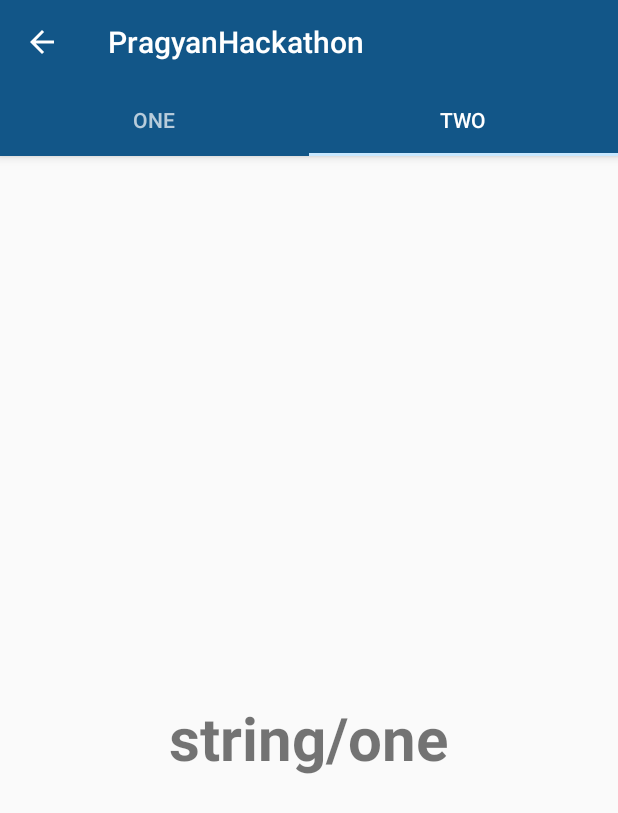
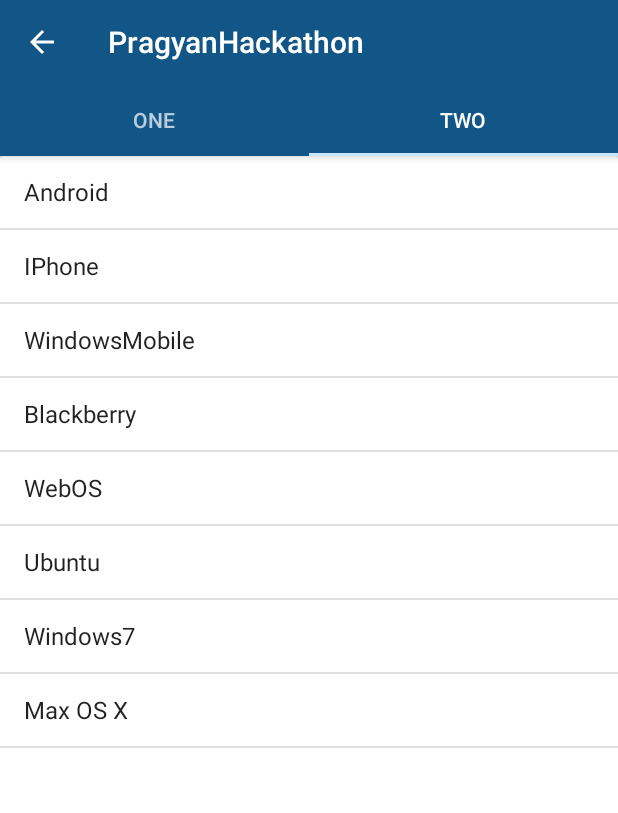
Before and after one commit to vishnugt/Pragyan-Hackathon-App, an Android app: the screen it shows after launch (MainActivity), tab 2 chosen, on a phone screen of 412 x 824 dp. Shown: the top 813 px of the screen. Run offline under Robolectric (Android 15) with nearby library versions, the phone set to English and light mode, and no system bars.

Commit message:
2.25 PM Second Fragment Done

```diff
--- a/app/build.gradle
+++ b/app/build.gradle
@@ -4,6 +4,7 @@
     compileSdkVersion 25
     buildToolsVersion "25.0.1"
     defaultConfig {
+        multiDexEnabled true
         applicationId "com.npincomplete.pragyanhackathon"
         minSdkVersion 15
         targetSdkVersion 25
@@ -27,4 +28,7 @@
     compile 'com.android.support:appcompat-v7:25.0.1'
     testCompile 'junit:junit:4.12'
     compile 'com.android.support:design:25.0.1'
+    compile 'com.google.android.gms:play-services:10.0.1'
+    compile 'com.android.support:cardview-v7:25.0.+'
+
 }
--- a/app/src/main/java/com/npincomplete/pragyanhackathon/MainActivity.java
+++ b/app/src/main/java/com/npincomplete/pragyanhackathon/MainActivity.java
@@ -1,6 +1,10 @@
 package com.npincomplete.pragyanhackathon;
 
+import android.content.Context;
+import android.net.ConnectivityManager;
+import android.os.Build;
 import android.os.Bundle;
+import android.provider.Settings;
 import android.support.design.widget.TabLayout;
 import android.support.v4.app.Fragment;
 import android.support.v4.app.FragmentManager;
@@ -8,6 +12,8 @@
 import android.support.v4.view.ViewPager;
 import android.support.v7.app.AppCompatActivity;
 import android.support.v7.widget.Toolbar;
+import android.text.TextUtils;
+import android.widget.Toast;
 
 import java.util.ArrayList;
 import java.util.List;
@@ -19,10 +25,43 @@
     private TabLayout tabLayout;
     private ViewPager viewPager;
 
+
+
+    public static boolean isLocationEnabled(Context context) {
+        int locationMode = 0;
+        String locationProviders;
+        if (Build.VERSION.SDK_INT >= Build.VERSION_CODES.KITKAT) {
+            try {
+                locationMode = Settings.Secure.getInt(context.getContentResolver(), Settings.Secure.LOCATION_MODE);
+
+            } catch (Settings.SettingNotFoundException e) {
+                e.printStackTrace();
+            }
+            return locationMode != Settings.Secure.LOCATION_MODE_OFF;
+        } else {
+            locationProviders = Settings.Secure.getString(context.getContentResolver(), Settings.Secure.LOCATION_PROVIDERS_ALLOWED);
+            return !TextUtils.isEmpty(locationProviders);
+        }
+
+
+    }
+
+    private boolean isNetworkConnected() {
+        ConnectivityManager cm = (ConnectivityManager) getSystemService(Context.CONNECTIVITY_SERVICE);
+        return cm.getActiveNetworkInfo() != null;
+    }
+
     @Override
     protected void onCreate(Bundle savedInstanceState) {
         super.onCreate(savedInstanceState);
         setContentView(R.layout.activity_main);
+        if(!(isLocationEnabled(this) || isNetworkConnected() ) )
+        {
+            Toast.makeText(this, "Please Enable GPS and Data and Try again", Toast.LENGTH_SHORT).show();
+            //this.finish();
+            System.exit(0);
+        }
+
 
         toolbar = (Toolbar) findViewById(R.id.toolbar);
         setSupportActionBar(toolbar);
--- a/app/src/main/java/com/npincomplete/pragyanhackathon/OneFragment.java
+++ b/app/src/main/java/com/npincomplete/pragyanhackathon/OneFragment.java
@@ -2,6 +2,7 @@
 
 import android.os.Bundle;
 import android.support.v4.app.Fragment;
+import android.support.v4.app.ListFragment;
 import android.view.LayoutInflater;
 import android.view.View;
 import android.view.ViewGroup;
@@ -10,10 +11,9 @@
  * Created by Meliodas on 09/12/2016.
  */
 
-public class OneFragment extends Fragment {
+public class OneFragment extends android.support.v4.app.Fragment {
 
     public OneFragment() {
-        // Required empty public constructor
     }
 
     @Override
--- a/app/src/main/java/com/npincomplete/pragyanhackathon/TwoFragment.java
+++ b/app/src/main/java/com/npincomplete/pragyanhackathon/TwoFragment.java
@@ -1,31 +1,69 @@
 package com.npincomplete.pragyanhackathon;
 
+
+import android.support.v4.app.Fragment;
+import android.app.Activity;
+import android.support.v4.app.ListFragment;
+import android.content.Intent;
 import android.os.Bundle;
 import android.support.v4.app.Fragment;
+import android.util.Log;
 import android.view.LayoutInflater;
 import android.view.View;
 import android.view.ViewGroup;
+import android.widget.AdapterView;
+import android.widget.ArrayAdapter;
+import android.widget.ListView;
+import android.widget.Toast;
+
+import java.util.List;
 
 /**
  * Created by Meliodas on 09/12/2016.
  */
 
-public class TwoFragment extends Fragment {
+public class TwoFragment extends ListFragment implements AdapterView.OnItemClickListener {
+
+    ListView listView ;
 
     public TwoFragment() {
-        // Required empty public constructor
     }
 
     @Override
     public void onCreate(Bundle savedInstanceState) {
         super.onCreate(savedInstanceState);
+
+    }
+
+    String[] stringarray = {"Android","IPhone","WindowsMobile","Blackberry",
+            "WebOS","Ubuntu","Windows7","Max OS X"};
+
+    @Override
+    public View onCreateView(LayoutInflater inflater, ViewGroup container, Bundle savedInstanceState)
+    {
+
+
+        View view = inflater.inflate(R.layout.fragment_two, container, false);
+        listView = (ListView) view.findViewById(android.R.id.list);
+        return view;
     }
 
     @Override
-    public View onCreateView(LayoutInflater inflater, ViewGroup container,
-                             Bundle savedInstanceState) {
-        // Inflate the layout for this fragment
-        return inflater.inflate(R.layout.fragment_one, container, false);
+    public void onActivityCreated(Bundle savedInstanceState) {
+        super.onActivityCreated(savedInstanceState);
+        //ArrayAdapter adapter = ArrayAdapter.createFromResource(getActivity(), R.array.Planets, android.R.layout.simple_list_item_1);
+        ArrayAdapter adapter = new ArrayAdapter(getActivity(), android.R.layout.simple_list_item_1, stringarray);
+        listView.setAdapter(adapter);
+        setListAdapter(adapter);
+        getListView().setOnItemClickListener(this);
     }
 
+
+
+    @Override
+    public void onItemClick(AdapterView<?> parent, View view, int position,long id) {
+        Toast.makeText(getActivity(), "Item: " + position, Toast.LENGTH_SHORT).show();
+    }
+
+
 }
--- a/app/src/main/res/layout/fragment_one.xml
+++ b/app/src/main/res/layout/fragment_one.xml
@@ -1,4 +1,4 @@
-<RelativeLayout xmlns:android="http://schemas.android.com/apk/res/android"
+<FrameLayout xmlns:android="http://schemas.android.com/apk/res/android"
     xmlns:tools="http://schemas.android.com/tools"
     android:layout_width="match_parent"
     android:layout_height="match_parent"
@@ -10,6 +10,8 @@
         android:text="string/one"
         android:textSize="40dp"
         android:textStyle="bold"
-        android:layout_centerInParent="true"/>
+        android:layout_centerInParent="true"
+        android:layout_weight="1"/>
 
-</RelativeLayout>
+
+</FrameLayout>
--- /dev/null
+++ b/app/src/main/res/layout/fragment_two.xml
@@ -0,0 +1,14 @@
+
+<android.support.v7.widget.CardView xmlns:android="http://schemas.android.com/apk/res/android"
+    android:id="@+id/card_view"
+    android:layout_width="match_parent"
+    android:layout_height="380dp"
+    android:layout_margin="8dp">
+
+
+    <ListView
+        android:id="@android:id/list"
+        android:layout_width="match_parent"
+        android:layout_height="match_parent" />
+
+</android.support.v7.widget.CardView>
```
Also changed, not shown: app/src/main/AndroidManifest.xml (+10 -2 lines), app/src/main/java/com/npincomplete/pragyanhackathon/CustomMapView.java (added, +18 -0 lines), app/src/main/res/layout/listviewsingle.xml (added, +14 -0 lines).
